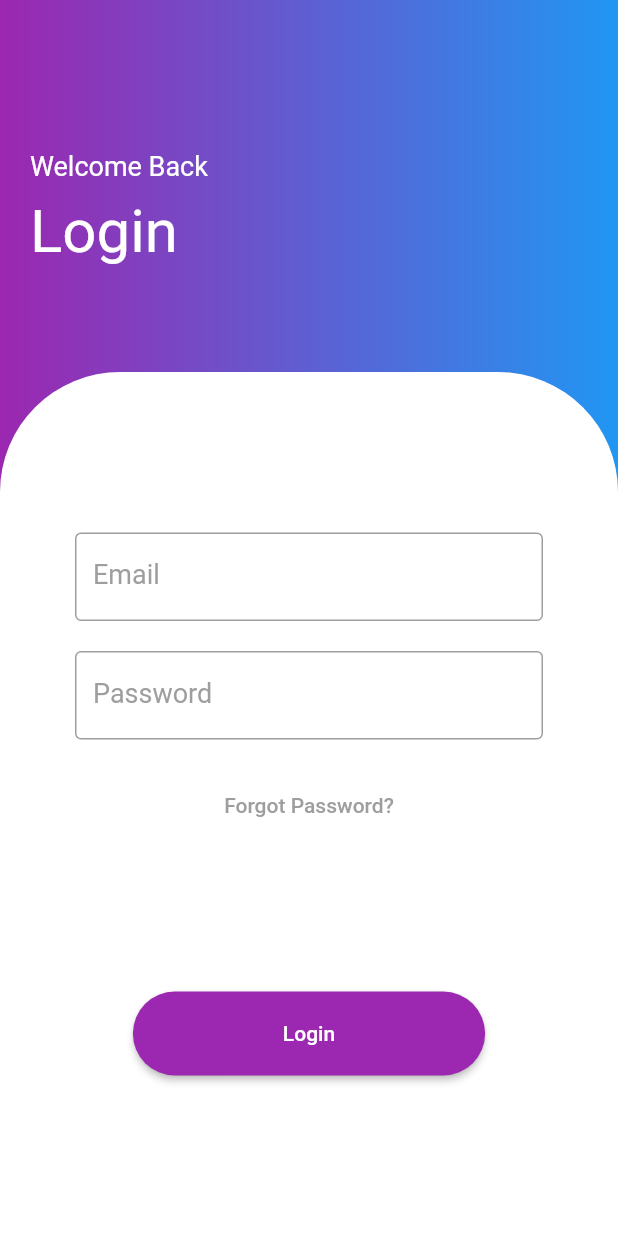
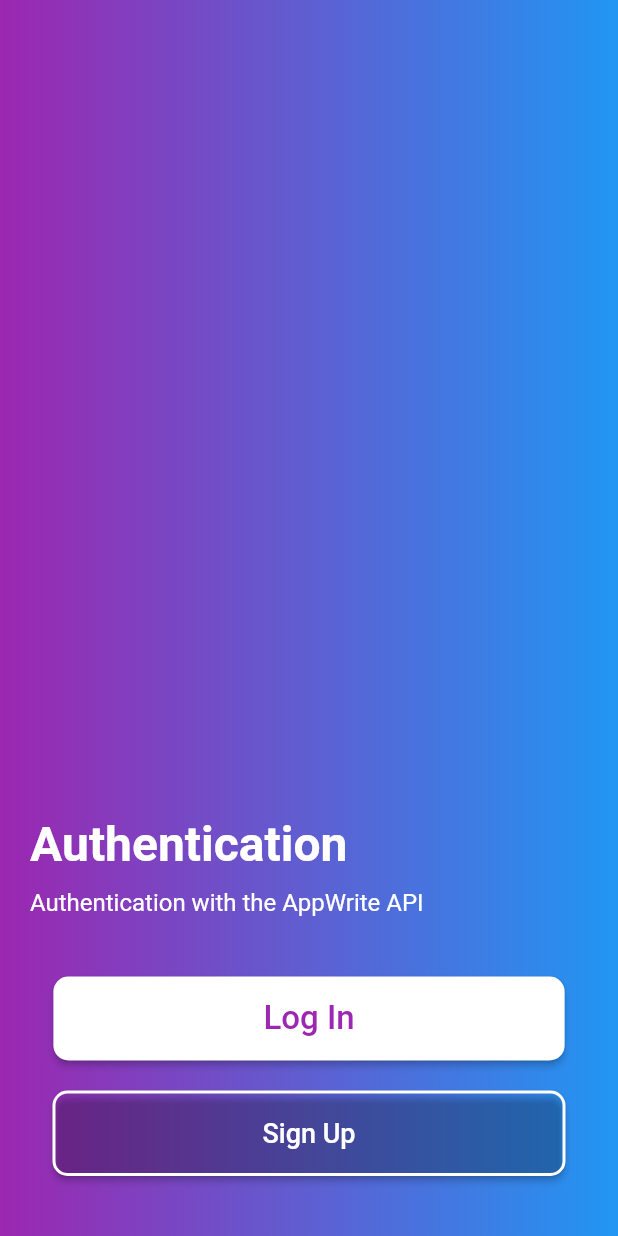
Before and after one commit to JCuadrado101/flutter_templates, a Flutter app: the Authentication screen opened by its route, on a phone screen of 412 x 824 dp. Run offline on Flutter 3.47's test engine with Material 2 defaults, Android fonts, the phone set to English and light mode, and no system bars; our stand-ins replace go_router, lottie.

Commit message:
auth_screen

```diff
--- a/lib/main.dart
+++ b/lib/main.dart
@@ -1,5 +1,6 @@
 import 'package:flutter/material.dart';
-import 'package:flutter_templates/templates/authentication/pages/authentication.dart';
+import 'package:flutter_templates/templates/authentication/pages/auth.dart';
+import 'package:flutter_templates/templates/authentication/pages/login.dart';
 import 'package:flutter_templates/templates/templates.dart';
 import 'package:go_router/go_router.dart';
 
@@ -27,6 +28,11 @@ class _MyAppState extends State<MyApp> {
         path: '/authentication',
         builder: (BuildContext context, GoRouterState state) => const Authentication(),
       ),
+      GoRoute(
+        name: 'login',
+        path: '/login',
+        builder: (BuildContext context, GoRouterState state) => const Login(),
+      ),
     ],
   );
   @override
--- /dev/null
+++ b/lib/templates/authentication/pages/auth.dart
@@ -0,0 +1,101 @@
+import 'package:flutter/material.dart';
+
+class Authentication extends StatelessWidget {
+  const Authentication({Key? key}) : super(key: key);
+
+  @override
+  Widget build(BuildContext context) {
+    return Scaffold(
+      body: Container(
+        height: double.infinity,
+        width: double.infinity,
+        decoration: const BoxDecoration(
+          gradient: LinearGradient(
+            begin: Alignment.centerLeft,
+            end: Alignment.centerRight,
+            colors: [
+              Colors.purple,
+              Colors.blue,
+            ],
+          ),
+        ),
+        child: Padding(
+          padding: const EdgeInsets.all(20),
+          child: Column(
+            mainAxisAlignment: MainAxisAlignment.end,
+            crossAxisAlignment: CrossAxisAlignment.start,
+            children: [
+              const SizedBox(height: 100),
+              const Text(
+                'Authentication',
+                style: TextStyle(
+                  fontSize: 32,
+                  color: Colors.white,
+                  fontWeight: FontWeight.bold,
+                ),
+              ),
+              const SizedBox(height: 10),
+              const Text('Authentication with the AppWrite API',
+                style: TextStyle(
+                  fontSize: 16,
+                  color: Colors.white,
+                ),
+              ),
+              const SizedBox(height: 40),
+              Center(
+                child: ElevatedButton(
+                  style: ElevatedButton.styleFrom(
+                    primary: Colors.white,
+                    padding: const EdgeInsets.symmetric(
+                        vertical: 15,
+                        horizontal: 140
+                    ),
+                    shape: RoundedRectangleBorder(
+                      borderRadius: BorderRadius.circular(10),
+                    ),
+                  ),
+                  onPressed: () {},
+                  child: const Text(
+                    'Log In',
+                    style: TextStyle(
+                      fontSize: 22,
+                      color: Colors.purple,
+                    ),
+                  ),
+                ),
+              ),
+              const SizedBox(height: 20),
+              Center(
+                child: ElevatedButton(
+                  style: ElevatedButton.styleFrom(
+                    primary: Colors.transparent,
+                    padding: const EdgeInsets.symmetric(
+                        vertical: 18,
+                        horizontal: 140
+                    ),
+                    shape: RoundedRectangleBorder(
+                      borderRadius: BorderRadius.circular(10),
+                      side: const BorderSide(
+                        color: Colors.white,
+                        width: 2,
+                      ),
+                    ),
+                  ),
+                  onPressed: () {},
+                  child: const Text(
+                    'Sign Up',
+                    style: TextStyle(
+                      fontSize: 18,
+                      color: Colors.white,
+                    ),
+                  ),
+                ),
+              ),
+              const SizedBox(height: 20),
+            ],
+          ),
+        ),
+      ),
+    );
+  }
+}
--- a/lib/templates/authentication/pages/authentication.dart
+++ b/lib/templates/authentication/pages/login.dart
@@ -1,8 +1,8 @@
 import 'package:flutter/material.dart';
 import '../controller/auth_field.dart';
 
-class Authentication extends StatelessWidget {
-  const Authentication({Key? key}) : super(key: key);
+class Login extends StatelessWidget {
+  const Login({Key? key}) : super(key: key);
 
   @override
   Widget build(BuildContext context) {
```
